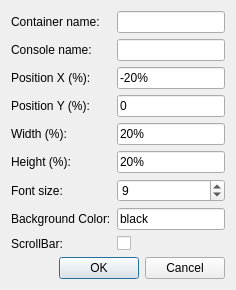
This is src/ui/dlgAdjustableContainer.ui in sammerpetria/Mudlet as Qt 5 draws it before an edit. The edited form follows.
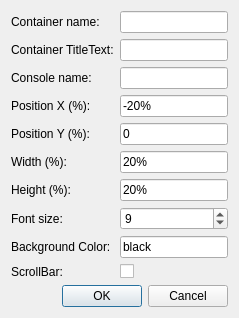
This is the edited form.

Commit message: feat: support title text for adjustable containers

```diff
--- a/src/ui/dlgAdjustableContainer.ui
+++ b/src/ui/dlgAdjustableContainer.ui
@@ -19,79 +19,89 @@
       <widget class="QLineEdit" name="lineEdit_container_name"/>
      </item>
      <item row="1" column="0">
+      <widget class="QLabel" name="label_titletext">
+       <property name="text">
+        <string>Container TitleText:</string>
+       </property>
+      </widget>
+     </item>
+     <item row="1" column="1">
+      <widget class="QLineEdit" name="lineEdit_titleText"/>
+     </item>
+     <item row="2" column="0">
       <widget class="QLabel" name="label_console">
        <property name="text">
         <string>Console name:</string>
        </property>
       </widget>
      </item>
-     <item row="1" column="1">
+     <item row="2" column="1">
       <widget class="QLineEdit" name="lineEdit_console_name"/>
      </item>
-     <item row="2" column="0">
+     <item row="3" column="0">
       <widget class="QLabel" name="label_x">
        <property name="text">
         <string>Position X (%):</string>
        </property>
       </widget>
      </item>
-     <item row="2" column="1">
+     <item row="3" column="1">
       <widget class="QLineEdit" name="lineEdit_x">
        <property name="text">
         <string>-20%</string>
        </property>
       </widget>
      </item>
-     <item row="3" column="0">
+     <item row="4" column="0">
       <widget class="QLabel" name="label_y">
        <property name="text">
         <string>Position Y (%):</string>
        </property>
       </widget>
      </item>
-     <item row="3" column="1">
+     <item row="4" column="1">
       <widget class="QLineEdit" name="lineEdit_y">
        <property name="text">
         <string>0</string>
        </property>
       </widget>
      </item>
-     <item row="4" column="0">
+     <item row="5" column="0">
       <widget class="QLabel" name="label_width">
        <property name="text">
         <string>Width (%):</string>
        </property>
       </widget>
      </item>
-     <item row="4" column="1">
+     <item row="5" column="1">
       <widget class="QLineEdit" name="lineEdit_width">
        <property name="text">
         <string>20%</string>
        </property>
       </widget>
      </item>
-     <item row="5" column="0">
+     <item row="6" column="0">
       <widget class="QLabel" name="label_height">
        <property name="text">
         <string>Height (%):</string>
        </property>
       </widget>
      </item>
-     <item row="5" column="1">
+     <item row="6" column="1">
       <widget class="QLineEdit" name="lineEdit_height">
        <property name="text">
         <string>20%</string>
        </property>
       </widget>
      </item>
-     <item row="6" column="0">
+     <item row="7" column="0">
       <widget class="QLabel" name="label_fontsize">
        <property name="text">
         <string>Font size:</string>
        </property>
       </widget>
      </item>
-     <item row="6" column="1">
+     <item row="7" column="1">
       <widget class="QSpinBox" name="spinBox_fontsize">
        <property name="minimum">
         <number>1</number>
@@ -101,28 +111,28 @@
        </property>
       </widget>
      </item>
-     <item row="7" column="0">
+     <item row="8" column="0">
       <widget class="QLabel" name="label_color">
        <property name="text">
         <string>Background Color:</string>
        </property>
       </widget>
      </item>
-     <item row="7" column="1">
+     <item row="8" column="1">
       <widget class="QLineEdit" name="lineEdit_color">
        <property name="text">
         <string>black</string>
        </property>
       </widget>
      </item>
-     <item row="8" column="0">
+     <item row="9" column="0">
       <widget class="QLabel" name="label_scrollbar">
        <property name="text">
         <string>ScrollBar:</string>
        </property>
       </widget>
      </item>
-     <item row="8" column="1">
+     <item row="9" column="1">
       <widget class="QCheckBox" name="checkBox_scrollbar">
        <property name="text">
         <string/>
```
The commit also changes 1 other file.
